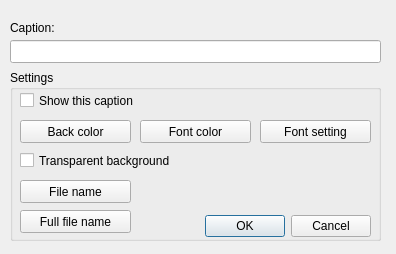
Old version of the form captioneditor.ui in the repository viktand/vap4.
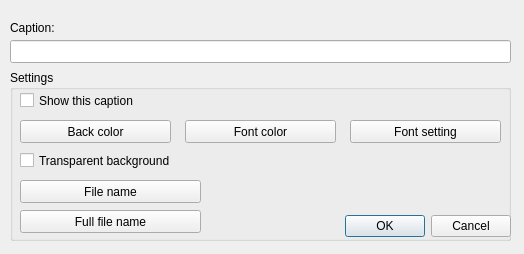
New version of the form. Icons and pictures are not drawn.

The edit to the form file:
```diff
--- a/captioneditor.ui
+++ b/captioneditor.ui
@@ -6,7 +6,7 @@
    <rect>
     <x>0</x>
     <y>0</y>
-    <width>396</width>
+    <width>524</width>
     <height>254</height>
    </rect>
   </property>
@@ -18,8 +18,8 @@
   </property>
   <property name="maximumSize">
    <size>
-    <width>396</width>
-    <height>16777215</height>
+    <width>524</width>
+    <height>254</height>
    </size>
   </property>
   <property name="windowTitle">
@@ -34,7 +34,7 @@
     <rect>
      <x>10</x>
      <y>40</y>
-     <width>371</width>
+     <width>501</width>
      <height>23</height>
     </rect>
    </property>
@@ -44,8 +44,8 @@
     <rect>
      <x>10</x>
      <y>20</y>
-     <width>57</width>
-     <height>15</height>
+     <width>191</width>
+     <height>16</height>
     </rect>
    </property>
    <property name="text">
@@ -57,7 +57,7 @@
     <rect>
      <x>10</x>
      <y>70</y>
-     <width>371</width>
+     <width>501</width>
      <height>171</height>
     </rect>
    </property>
@@ -67,9 +67,9 @@
    <widget class="QPushButton" name="pushButton_3">
     <property name="geometry">
      <rect>
-      <x>250</x>
+      <x>340</x>
       <y>50</y>
-      <width>111</width>
+      <width>151</width>
       <height>23</height>
      </rect>
     </property>
@@ -82,7 +82,7 @@
      <rect>
       <x>10</x>
       <y>50</y>
-      <width>111</width>
+      <width>151</width>
       <height>23</height>
      </rect>
     </property>
@@ -93,9 +93,9 @@
    <widget class="QPushButton" name="pushButton_2">
     <property name="geometry">
      <rect>
-      <x>130</x>
+      <x>175</x>
       <y>50</y>
-      <width>111</width>
+      <width>151</width>
       <height>23</height>
      </rect>
     </property>
@@ -119,7 +119,7 @@
    <widget class="QDialogButtonBox" name="buttonBox">
     <property name="geometry">
      <rect>
-      <x>190</x>
+      <x>330</x>
       <y>140</y>
       <width>171</width>
       <height>32</height>
@@ -137,7 +137,7 @@
      <rect>
       <x>10</x>
       <y>110</y>
-      <width>111</width>
+      <width>181</width>
       <height>23</height>
      </rect>
     </property>
@@ -150,7 +150,7 @@
      <rect>
       <x>10</x>
       <y>140</y>
-      <width>111</width>
+      <width>181</width>
       <height>23</height>
      </rect>
     </property>
@@ -163,7 +163,7 @@
      <rect>
       <x>10</x>
       <y>80</y>
-      <width>181</width>
+      <width>401</width>
       <height>21</height>
      </rect>
     </property>
```
